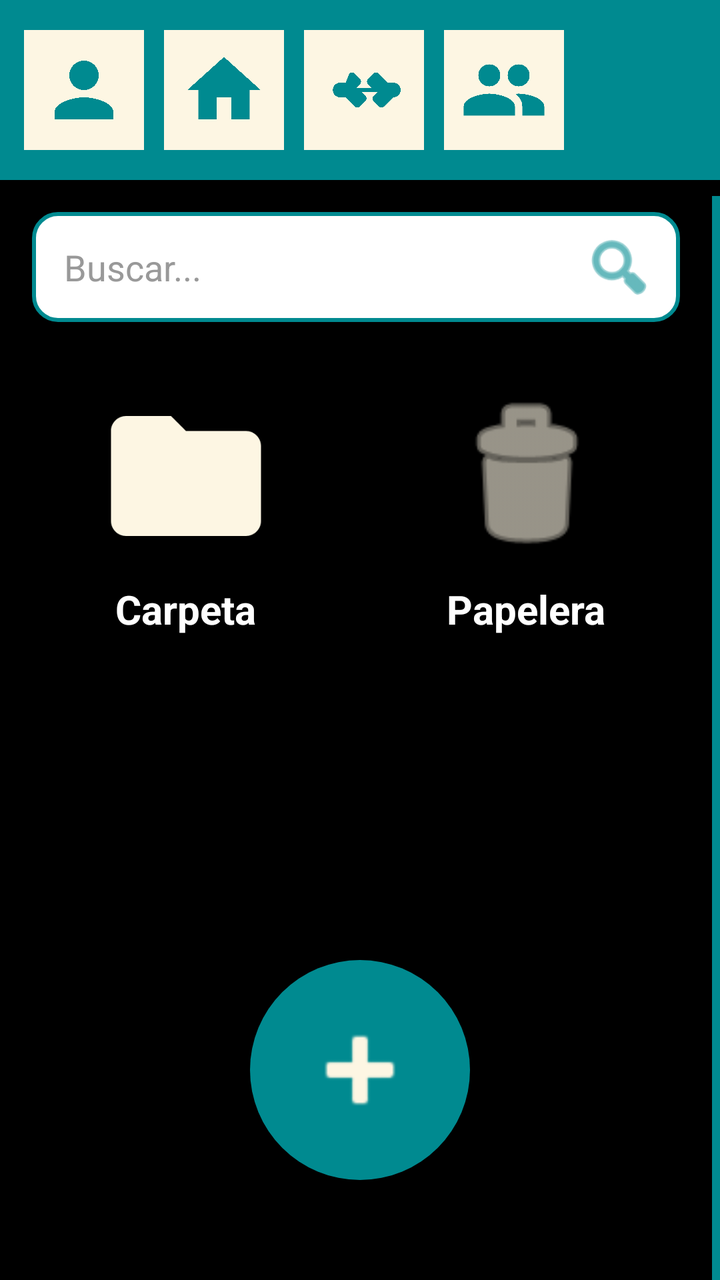
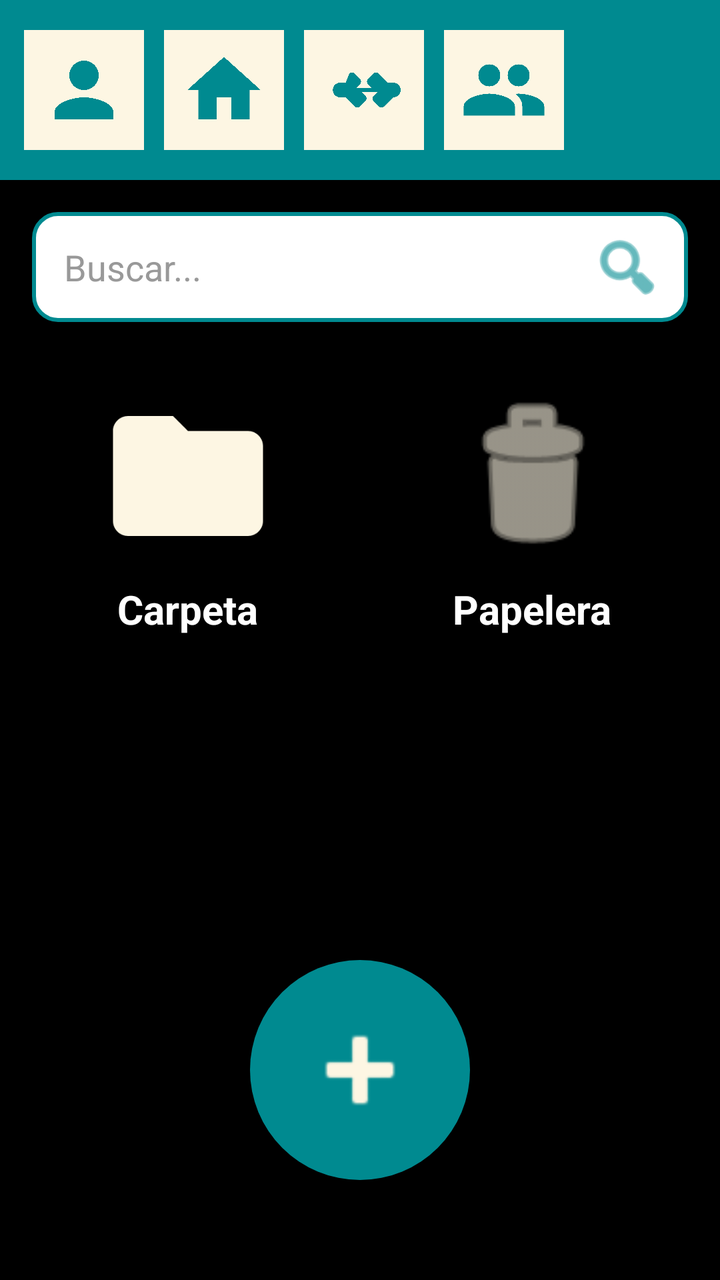

Before-and-after screenshots of an Android layout around one commit, followed by the original layout XML and the change that was made.
<!-- AndroidManifest.xml: application theme Theme.QuikFile -->
<!-- res/layout/activity_main.xml -->
<?xml version="1.0" encoding="utf-8"?>
<androidx.constraintlayout.widget.ConstraintLayout xmlns:android="http://schemas.android.com/apk/res/android"
    xmlns:app="http://schemas.android.com/apk/res-auto"
    xmlns:tools="http://schemas.android.com/tools"
    android:id="@+id/main"
    android:layout_width="match_parent"
    android:layout_height="match_parent"
    android:background="@color/background_black"
    tools:context=".MainActivity">

    
    <LinearLayout
        android:id="@+id/topBar"
        android:layout_width="match_parent"
        android:layout_height="90dp"
        android:background="@color/blue_app"
        android:gravity="center_vertical"
        android:orientation="horizontal"
        android:paddingStart="12dp"
        android:paddingEnd="12dp"
        android:elevation="4dp"
        app:layout_constraintTop_toTopOf="parent">

        
        <ImageView
            android:id="@+id/btnSettings"
            android:layout_width="60dp"
            android:layout_height="60dp"
            android:layout_marginEnd="10dp"
            android:background="@color/icon_bg_white"
            android:padding="8dp"
            android:src="@drawable/ic_person"
            app:tint="@color/blue_app" />

        
        <ImageView
            android:id="@+id/btnHome"
            android:layout_width="60dp"
            android:layout_height="60dp"
            android:layout_marginEnd="10dp"
            android:background="@color/icon_bg_white"
            android:padding="8dp"
            android:src="@drawable/ic_home"
            app:tint="@color/blue_app" />

        
        <ImageView
            android:id="@+id/btnShared"
            android:layout_width="60dp"
            android:layout_height="60dp"
            android:layout_marginEnd="10dp"
            android:background="@color/icon_bg_white"
            android:padding="8dp"
            android:src="@drawable/ic_handshake"
            app:tint="@color/blue_app" />

        
        <ImageView
            android:id="@+id/btnLogin"
            android:layout_width="60dp"
            android:layout_height="60dp"
            android:background="@color/icon_bg_white"
            android:padding="8dp"
            android:src="@drawable/ic_group"
            app:tint="@color/blue_app" />
    </LinearLayout>

    
    <androidx.constraintlayout.widget.ConstraintLayout
        android:id="@+id/searchBar"
        android:layout_width="0dp"
        android:layout_height="55dp"
        android:layout_margin="16dp"
        android:background="@drawable/search_bar_background"
        app:layout_constraintEnd_toStartOf="@+id/sideBar"
        app:layout_constraintStart_toStartOf="parent"
        app:layout_constraintTop_toBottomOf="@id/topBar">

        
        <EditText
            android:layout_width="0dp"
            android:layout_height="match_parent"
            android:background="@android:color/transparent"
            android:hint="Buscar..."
            android:paddingStart="16dp"
            android:textColor="@color/black"
            android:textColorHint="#999999"
            app:layout_constraintEnd_toStartOf="@+id/searchIcon"
            app:layout_constraintStart_toStartOf="parent" />

        
        <ImageView
            android:id="@+id/searchIcon"
            android:layout_width="45dp"
            android:layout_height="45dp"
            android:layout_marginEnd="8dp"
            android:padding="4dp"
            android:src="@android:drawable/ic_menu_search"
            app:layout_constraintBottom_toBottomOf="parent"
            app:layout_constraintEnd_toEndOf="parent"
            app:layout_constraintTop_toTopOf="parent"
            app:tint="@color/blue_app" />
    </androidx.constraintlayout.widget.ConstraintLayout>

    
    <View
        android:id="@+id/sideBar"
        android:layout_width="4dp"
        android:layout_height="0dp"
        android:layout_marginTop="8dp"
        android:background="@color/blue_app"
        app:layout_constraintBottom_toBottomOf="parent"
        app:layout_constraintEnd_toEndOf="parent"
        app:layout_constraintTop_toBottomOf="@id/topBar" />

    
    <ScrollView
        android:id="@+id/contentScrollView"
        android:layout_width="0dp"
        android:layout_height="0dp"
        android:layout_marginTop="8dp"
        android:scrollbars="vertical"
        android:fadeScrollbars="false"
        android:scrollbarThumbVertical="@color/blue_app"
        app:layout_constraintBottom_toBottomOf="parent"
        app:layout_constraintEnd_toStartOf="@+id/sideBar"
        app:layout_constraintStart_toStartOf="parent"
        app:layout_constraintTop_toBottomOf="@id/searchBar">

        
        <GridLayout
            android:id="@+id/folderGrid"
            android:layout_width="match_parent"
            android:layout_height="wrap_content"
            android:columnCount="2"
            android:padding="8dp">

            
            <LinearLayout
                android:id="@+id/itemFolder"
                android:layout_width="0dp"
                android:layout_height="wrap_content"
                android:layout_columnWeight="1"
                android:gravity="center"
                android:orientation="vertical"
                android:padding="16dp">

                <ImageView
                    android:layout_width="90dp"
                    android:layout_height="90dp"
                    android:src="@drawable/ic_folder"
                    app:tint="@color/icon_bg_white" />

                <TextView
                    android:layout_width="wrap_content"
                    android:layout_height="wrap_content"
                    android:layout_marginTop="8dp"
                    android:text="Carpeta"
                    android:textColor="@color/white"
                    android:textSize="20sp"
                    android:textStyle="bold" />
            </LinearLayout>

            
            <LinearLayout
                android:id="@+id/itemTrash"
                android:layout_width="0dp"
                android:layout_height="wrap_content"
                android:layout_columnWeight="1"
                android:gravity="center"
                android:orientation="vertical"
                android:padding="16dp">

                <ImageView
                    android:layout_width="90dp"
                    android:layout_height="90dp"
                    android:src="@android:drawable/ic_menu_delete"
                    app:tint="@color/icon_bg_white" />

                <TextView
                    android:layout_width="wrap_content"
                    android:layout_height="wrap_content"
                    android:layout_marginTop="8dp"
                    android:text="Papelera"
                    android:textColor="@color/white"
                    android:textSize="20sp"
                    android:textStyle="bold" />
            </LinearLayout>

            
            <View
                android:id="@+id/gridSpacer"
                android:layout_width="match_parent"
                android:layout_height="120dp"
                android:layout_columnSpan="2" />

        </GridLayout>
    </ScrollView>

    
    <ImageView
        android:id="@+id/btnAdd"
        android:layout_width="110dp"
        android:layout_height="110dp"
        android:layout_marginBottom="50dp"
        android:background="@drawable/circle_blue"
        android:padding="24dp"
        android:src="@android:drawable/ic_input_add"
        android:elevation="8dp"
        app:layout_constraintBottom_toBottomOf="parent"
        app:layout_constraintEnd_toEndOf="parent"
        app:layout_constraintStart_toStartOf="parent"
        app:tint="@color/icon_bg_white" />

</androidx.constraintlayout.widget.ConstraintLayout>
<!-- resources referenced by this layout -->
<resources>
  <color name="background_black">#000000</color>
  <color name="black">#FF000000</color>
  <color name="blue_app">#008A90</color>
  <color name="icon_bg_white">#FDF6E3</color>
  <color name="white">#FFFFFFFF</color>
  <!-- drawable circle_blue (drawable) -->
  <?xml version="1.0" encoding="utf-8"?>
  <shape xmlns:android="http://schemas.android.com/apk/res/android"
      android:shape="oval">
      <solid android:color="@color/blue_app" />
  </shape>
  <!-- drawable ic_folder (drawable) -->
  <?xml version="1.0" encoding="utf-8"?>
  <vector xmlns:android="http://schemas.android.com/apk/res/android"
      android:width="24dp"
      android:height="24dp"
      android:viewportWidth="24"
      android:viewportHeight="24">
      <path
          android:fillColor="#FFFFFF"
          android:pathData="M10,4H4C2.9,4 2,4.9 2,6V18C2,19.1 2.9,20 4,20H20C21.1,20 22,19.1 22,18V8C22,6.9 21.1,6 20,6H12L10,4Z"/>
  </vector>
  <!-- drawable ic_group (drawable) -->
  <?xml version="1.0" encoding="utf-8"?>
  <vector xmlns:android="http://schemas.android.com/apk/res/android"
      android:width="24dp"
      android:height="24dp"
      android:viewportWidth="24"
      android:viewportHeight="24">
      <path
          android:fillColor="#000000"
          android:pathData="M16,11c1.66,0 2.99,-1.34 2.99,-3S17.66,5 16,5s-3,1.34 -3,3 1.34,3 3,3zM8,11c1.66,0 2.99,-1.34 2.99,-3S9.66,5 8,5 5,6.34 5,8s1.34,3 3,3zM8,13c-2.33,0 -7,1.17 -7,3.5V19h14v-2.5c0,-2.33 -4.67,-3.5 -7,-3.5zM16,13c-0.29,0 -0.62,0.02 -0.97,0.05 1.16,0.84 1.97,1.97 1.97,3.45V19h6v-2.5c0,-2.33 -4.67,-3.5 -7,-3.5z"/>
  </vector>
  <!-- drawable ic_handshake (drawable) -->
  <?xml version="1.0" encoding="utf-8"?>
  <vector xmlns:android="http://schemas.android.com/apk/res/android"
      android:width="24dp"
      android:height="24dp"
      android:viewportWidth="24"
      android:viewportHeight="24">
      <path
          android:fillColor="#000000"
          android:pathData="M22,12c0,-1.1 -0.9,-2 -2,-2h-1.5l-2.5,-2.5c-0.39,-0.39 -1.01,-0.39 -1.4,0l-1.5,1.5c-0.39,0.39 -0.39,1.01 0,1.4l1.1,1.1h-4.4l1.1,-1.1c0.39,-0.39 0.39,-1.01 0,-1.4l-1.5,-1.5c-0.39,-0.39 -1.01,-0.39 -1.4,0L7,10H5.5c-1.1,0 -2,0.9 -2,2s0.9,2 2,2h1.5l2.5,2.5c0.39,0.39 1.01,0.39 1.4,0l1.5,-1.5c0.39,-0.39 0.39,-1.01 0,-1.4l-1.1,-1.1h4.4l-1.1,1.1c-0.39,0.39 -0.39,1.01 0,1.4l1.5,1.5c0.39,0.39 1.01,0.39 1.4,0l2.5,-2.5H20c1.1,0 2,-0.9 2,-2z"/>
  </vector>
  <!-- drawable ic_home (drawable) -->
  <?xml version="1.0" encoding="utf-8"?>
  <vector xmlns:android="http://schemas.android.com/apk/res/android"
      android:width="24dp"
      android:height="24dp"
      android:viewportWidth="24"
      android:viewportHeight="24">
      <path
          android:fillColor="#000000"
          android:pathData="M10,20V14H14V20H19V12H22L12,3L2,12H5V20H10Z"/>
  </vector>
  <!-- drawable ic_person (drawable) -->
  <?xml version="1.0" encoding="utf-8"?>
  <vector xmlns:android="http://schemas.android.com/apk/res/android"
      android:width="24dp"
      android:height="24dp"
      android:viewportWidth="24"
      android:viewportHeight="24">
      <path
          android:fillColor="#000000"
          android:pathData="M12,12c2.21,0 4,-1.79 4,-4s-1.79,-4 -4,-4 -4,1.79 -4,4 1.79,4 4,4zM12,14c-2.67,0 -8,1.34 -8,4v2h16v-2c0,-2.66 -5.33,-4 -8,-4z"/>
  </vector>
  <!-- drawable search_bar_background (drawable) -->
  <?xml version="1.0" encoding="utf-8"?>
  <shape xmlns:android="http://schemas.android.com/apk/res/android">
      <solid android:color="@color/white" />
      <corners android:radius="12dp" />
      <stroke android:width="2dp" android:color="@color/blue_app" />
  </shape>
  <style name="Theme.QuikFile" parent="Base.Theme.QuikFile" />
  <style name="Base.Theme.QuikFile" parent="Theme.Material3.DayNight.NoActionBar">
          
          
      </style>
</resources>

<!-- the commit's change to res/layout/activity_main.xml (unified diff, before → after) -->
@@ -8,7 +8,6 @@
     android:background="@color/background_black"
     tools:context=".MainActivity">
 
-    
     <LinearLayout
         android:id="@+id/topBar"
         android:layout_width="match_parent"
@@ -21,7 +20,6 @@
         android:elevation="4dp"
         app:layout_constraintTop_toTopOf="parent">
 
-        
         <ImageView
             android:id="@+id/btnSettings"
             android:layout_width="60dp"
@@ -32,7 +30,6 @@
             android:src="@drawable/ic_person"
             app:tint="@color/blue_app" />
 
-        
         <ImageView
             android:id="@+id/btnHome"
             android:layout_width="60dp"
@@ -43,7 +40,6 @@
             android:src="@drawable/ic_home"
             app:tint="@color/blue_app" />
 
-        
         <ImageView
             android:id="@+id/btnShared"
             android:layout_width="60dp"
@@ -54,7 +50,6 @@
             android:src="@drawable/ic_handshake"
             app:tint="@color/blue_app" />
 
-        
         <ImageView
             android:id="@+id/btnLogin"
             android:layout_width="60dp"
@@ -65,18 +60,15 @@
             app:tint="@color/blue_app" />
     </LinearLayout>
 
-    
     <androidx.constraintlayout.widget.ConstraintLayout
         android:id="@+id/searchBar"
-        android:layout_width="0dp"
+        android:layout_width="match_parent"
         android:layout_height="55dp"
         android:layout_margin="16dp"
         android:background="@drawable/search_bar_background"
-        app:layout_constraintEnd_toStartOf="@+id/sideBar"
         app:layout_constraintStart_toStartOf="parent"
         app:layout_constraintTop_toBottomOf="@id/topBar">
 
-        
         <EditText
             android:layout_width="0dp"
             android:layout_height="match_parent"
@@ -88,7 +80,6 @@
             app:layout_constraintEnd_toStartOf="@+id/searchIcon"
             app:layout_constraintStart_toStartOf="parent" />
 
-        
         <ImageView
             android:id="@+id/searchIcon"
             android:layout_width="45dp"
@@ -102,32 +93,19 @@
             app:tint="@color/blue_app" />
     </androidx.constraintlayout.widget.ConstraintLayout>
 
-    
-    <View
-        android:id="@+id/sideBar"
-        android:layout_width="4dp"
+    <ScrollView
+        android:id="@+id/contentScrollView"
+        android:layout_width="match_parent"
         android:layout_height="0dp"
         android:layout_marginTop="8dp"
-        android:background="@color/blue_app"
-        app:layout_constraintBottom_toBottomOf="parent"
-        app:layout_constraintEnd_toEndOf="parent"
-        app:layout_constraintTop_toBottomOf="@id/topBar" />
-
-    
-    <ScrollView
-        android:id="@+id/contentScrollView"
-        android:layout_width="0dp"
-        android:layout_height="0dp"
-        android:layout_marginTop="8dp"
+        android:layout_marginBottom="20dp"
         android:scrollbars="vertical"
         android:fadeScrollbars="false"
         android:scrollbarThumbVertical="@color/blue_app"
-        app:layout_constraintBottom_toBottomOf="parent"
-        app:layout_constraintEnd_toStartOf="@+id/sideBar"
+        app:layout_constraintBottom_toTopOf="@id/btnAdd"
         app:layout_constraintStart_toStartOf="parent"
         app:layout_constraintTop_toBottomOf="@id/searchBar">
 
-        
         <GridLayout
             android:id="@+id/folderGrid"
             android:layout_width="match_parent"
@@ -135,7 +113,6 @@
             android:columnCount="2"
             android:padding="8dp">
 
-            
             <LinearLayout
                 android:id="@+id/itemFolder"
                 android:layout_width="0dp"
@@ -161,7 +138,6 @@
                     android:textStyle="bold" />
             </LinearLayout>
 
-            
             <LinearLayout
                 android:id="@+id/itemTrash"
                 android:layout_width="0dp"
@@ -187,17 +163,15 @@
                     android:textStyle="bold" />
             </LinearLayout>
 
-            
             <View
                 android:id="@+id/gridSpacer"
-                android:layout_width="match_parent"
-                android:layout_height="120dp"
-                android:layout_columnSpan="2" />
+                android:layout_width="0dp"
+                android:layout_height="0dp"
+                android:layout_columnWeight="1" />
 
         </GridLayout>
     </ScrollView>
 
-    
     <ImageView
         android:id="@+id/btnAdd"
         android:layout_width="110dp"
